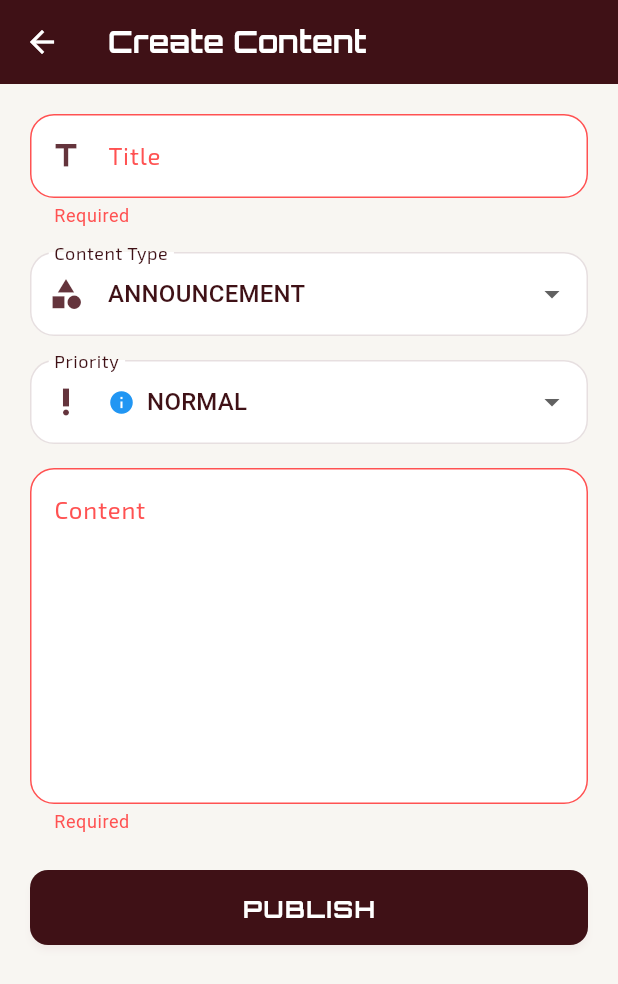
After one commit to razansalah1012/RoboLearn, a Flutter app: the CreateAnnouncementScreen screen opened directly, after a tap on "PUBLISH", on a phone screen of 412 x 824 dp. The commit adds this screen. Shown: the top 984 px of the screen. Run offline on Flutter 3.47's test engine with Material 3 defaults, Android fonts, the phone set to English and light mode, and no system bars; our stand-ins replace cloud_firestore, firebase_auth, firebase_core, flutter_markdown, google_fonts; accounts and stored records are empty.

Commit message:
add announcement feature

```diff
--- /dev/null
+++ b/lib/models/announcement_model.dart
@@ -0,0 +1,47 @@
+class Announcement {
+  final String id;
+  final String title;
+  final String content;
+  final String type; // 'announcement', 'update', 'material'
+  final String authorId;
+  final String authorName;
+  final DateTime createdAt;
+  final String priority; // 'high', 'normal'
+
+  Announcement({
+    required this.id,
+    required this.title,
+    required this.content,
+    required this.type,
+    required this.authorId,
+    required this.authorName,
+    required this.createdAt,
+    this.priority = 'normal',
+  });
+
+  Map<String, dynamic> toMap() {
+    return {
+      'id': id,
+      'title': title,
+      'content': content,
+      'type': type,
+      'authorId': authorId,
+      'authorName': authorName,
+      'createdAt': createdAt,
+      'priority': priority,
+    };
+  }
+
+  factory Announcement.fromMap(Map<String, dynamic> map, String id) {
+    return Announcement(
+      id: id,
+      title: map['title'] ?? '',
+      content: map['content'] ?? '',
+      type: map['type'] ?? 'announcement',
+      authorId: map['authorId'] ?? '',
+      authorName: map['authorName'] ?? '',
+      createdAt: (map['createdAt'] as DateTime?) ?? DateTime.now(),
+      priority: map['priority'] ?? 'normal',
+    );
+  }
+}
--- /dev/null
+++ b/lib/screens/create_announcement_screen.dart
@@ -0,0 +1,234 @@
+import 'package:flutter/material.dart';
+import 'package:firebase_auth/firebase_auth.dart';
+import 'package:cloud_firestore/cloud_firestore.dart';
+import 'package:google_fonts/google_fonts.dart';
+import '../services/content_service.dart';
+import '../models/announcement_model.dart';
+import '../theme/app_colors.dart';
+
+class CreateAnnouncementScreen extends StatefulWidget {
+  const CreateAnnouncementScreen({super.key});
+
+  @override
+  State<CreateAnnouncementScreen> createState() => _CreateAnnouncementScreenState();
+}
+
+class _CreateAnnouncementScreenState extends State<CreateAnnouncementScreen> {
+  final _formKey = GlobalKey<FormState>();
+  final _titleController = TextEditingController();
+  final _contentController = TextEditingController();
+
+  String _selectedType = 'announcement';
+  String _selectedPriority = 'normal';
+  bool _isSubmitting = false;
+
+  final List<String> _types = ['announcement', 'update', 'material'];
+  final List<String> _priorities = ['normal', 'high'];
+  final ContentService _contentService = ContentService();
+
+  @override
+  void dispose() {
+    _titleController.dispose();
+    _contentController.dispose();
+    super.dispose();
+  }
+
+  Future<void> _submitContent() async {
+    if (!_formKey.currentState!.validate()) return;
+
+    setState(() => _isSubmitting = true);
+
+    try {
+      final user = FirebaseAuth.instance.currentUser;
+      if (user == null) throw Exception('Not logged in');
+
+      // Get user data for name
+      final userDoc = await FirebaseFirestore.instance
+          .collection('users')
+          .doc(user.uid)
+          .get();
+
+      final userData = userDoc.data();
+      final authorName = userData?['name'] ?? user.email ?? 'Committee';
+
+      final announcement = Announcement(
+        id: DateTime.now().millisecondsSinceEpoch.toString(),
+        title: _titleController.text.trim(),
+        content: _contentController.text.trim(),
+        type: _selectedType,
+        authorId: user.uid,
+        authorName: authorName,
+        createdAt: DateTime.now(),
+        priority: _selectedPriority,
+      );
+
+      final success = await _contentService.createAnnouncement(announcement);
+
+      if (success && mounted) {
+        ScaffoldMessenger.of(context).showSnackBar(
+          const SnackBar(
+            content: Text('Announcement published!'),
+            backgroundColor: Colors.green,
+          ),
+        );
+        Navigator.pop(context);
+      }
+    } catch (e) {
+      if (mounted) {
+        ScaffoldMessenger.of(context).showSnackBar(
+          SnackBar(
+            content: Text('Error: $e'),
+            backgroundColor: Colors.red,
+          ),
+        );
+      }
+    } finally {
+      if (mounted) setState(() => _isSubmitting = false);
+    }
+  }
+
+  @override
+  Widget build(BuildContext context) {
+    return Scaffold(
+      backgroundColor: AppColors.beige,
+      appBar: AppBar(
+        title: Text(
+          'Create Content',
+          style: GoogleFonts.orbitron(
+            fontWeight: FontWeight.bold,
+            color: Colors.white,
+          ),
+        ),
+        backgroundColor: AppColors.cranberry,
+        foregroundColor: Colors.white,
+        elevation: 0,
+      ),
+      body: SingleChildScrollView(
+        padding: const EdgeInsets.all(20),
+        child: Form(
+          key: _formKey,
+          child: Column(
+            crossAxisAlignment: CrossAxisAlignment.start,
+            children: [
+              // Title
+              TextFormField(
+                controller: _titleController,
+                decoration: InputDecoration(
+                  labelText: 'Title',
+                  labelStyle: GoogleFonts.exo2(),
+                  border: OutlineInputBorder(
+                    borderRadius: BorderRadius.circular(12),
+                  ),
+                  prefixIcon: const Icon(Icons.title),
+                  filled: true,
+                  fillColor: Colors.white,
+                ),
+                validator: (v) => v == null || v.isEmpty ? 'Required' : null,
+              ),
+              const SizedBox(height: 16),
+
+              // Type Dropdown
+              DropdownButtonFormField<String>(
+                value: _selectedType,
+                decoration: InputDecoration(
+                  labelText: 'Content Type',
+                  labelStyle: GoogleFonts.exo2(),
+                  border: OutlineInputBorder(
+                    borderRadius: BorderRadius.circular(12),
+                  ),
+                  prefixIcon: const Icon(Icons.category),
+                  filled: true,
+                  fillColor: Colors.white,
+                ),
+                items: _types.map((type) {
+                  return DropdownMenuItem(
+                    value: type,
+                    child: Text(type.toUpperCase()),
+                  );
+                }).toList(),
+                onChanged: (value) => setState(() => _selectedType = value!),
+              ),
+              const SizedBox(height: 16),
+
+              // Priority Dropdown
+              DropdownButtonFormField<String>(
+                value: _selectedPriority,
+                decoration: InputDecoration(
+                  labelText: 'Priority',
+                  labelStyle: GoogleFonts.exo2(),
+                  border: OutlineInputBorder(
+                    borderRadius: BorderRadius.circular(12),
+                  ),
+                  prefixIcon: const Icon(Icons.priority_high),
+                  filled: true,
+                  fillColor: Colors.white,
+                ),
+                items: _priorities.map((priority) {
+                  return DropdownMenuItem(
+                    value: priority,
+                    child: Row(
+                      children: [
+                        Icon(
+                          priority == 'high' ? Icons.warning_amber : Icons.info,
+                          color: priority == 'high' ? Colors.orange : Colors.blue,
+                          size: 18,
+                        ),
+                        const SizedBox(width: 8),
+                        Text(priority.toUpperCase()),
+                      ],
+                    ),
+                  );
+                }).toList(),
+                onChanged: (value) => setState(() => _selectedPriority = value!),
+              ),
+              const SizedBox(height: 16),
+
+              // Content
+              TextFormField(
+                controller: _contentController,
+                maxLines: 8,
+                decoration: InputDecoration(
+                  labelText: 'Content',
+                  labelStyle: GoogleFonts.exo2(),
+                  border: OutlineInputBorder(
+                    borderRadius: BorderRadius.circular(12),
+                  ),
+                  alignLabelWithHint: true,
+                  filled: true,
+                  fillColor: Colors.white,
+                ),
+                validator: (v) => v == null || v.isEmpty ? 'Required' : null,
+              ),
+              const SizedBox(height: 24),
+
+              // Submit Button
+              SizedBox(
+                width: double.infinity,
+                height: 50,
+                child: ElevatedButton(
+                  onPressed: _isSubmitting ? null : _submitContent,
+                  style: ElevatedButton.styleFrom(
+                    backgroundColor: AppColors.cranberry,
+                    foregroundColor: Colors.white,
+                    shape: RoundedRectangleBorder(
+                      borderRadius: BorderRadius.circular(12),
+                    ),
+                  ),
+                  child: _isSubmitting
+                      ? const CircularProgressIndicator(color: Colors.white)
+                      : Text(
+                          'PUBLISH',
+                          style: GoogleFonts.orbitron(
+                            fontWeight: FontWeight.bold,
+                            letterSpacing: 1,
+                          ),
+                        ),
+                ),
+              ),
+            ],
+          ),
+        ),
+      ),
+    );
+  }
+}
--- /dev/null
+++ b/lib/services/content_service.dart
@@ -0,0 +1,56 @@
+import 'package:cloud_firestore/cloud_firestore.dart';
+import '../models/announcement_model.dart';
+
+class ContentService {
+  final FirebaseFirestore _firestore = FirebaseFirestore.instance;
+  final String _collection = 'announcements';
+
+  // Create new announcement (Committee/Admin only)
+  Future<bool> createAnnouncement(Announcement announcement) async {
+    try {
+      await _firestore.collection(_collection).doc(announcement.id).set(announcement.toMap());
+      return true;
+    } catch (e) {
+      print('Error creating announcement: $e');
+      return false;
+    }
+  }
+
+  // Get all announcements (for all users)
+  Stream<List<Announcement>> getAllAnnouncements() {
+    return _firestore
+        .collection(_collection)
+        .orderBy('createdAt', descending: true)
+        .snapshots()
+        .map((snapshot) {
+      return snapshot.docs.map((doc) {
+        return Announcement.fromMap(doc.data(), doc.id);
+      }).toList();
+    });
+  }
+
+  // Get only announcements (filtered by type)
+  Stream<List<Announcement>> getAnnouncementsByType(String type) {
+    return _firestore
+        .collection(_collection)
+        .where('type', isEqualTo: type)
+        .orderBy('createdAt', descending: true)
+        .snapshots()
+        .map((snapshot) {
+      return snapshot.docs.map((doc) {
+        return Announcement.fromMap(doc.data(), doc.id);
+      }).toList();
+    });
+  }
+
+  // Delete announcement (Committee/Admin only)
+  Future<bool> deleteAnnouncement(String id) async {
+    try {
+      await _firestore.collection(_collection).doc(id).delete();
+      return true;
+    } catch (e) {
+      print('Error deleting announcement: $e');
+      return false;
+    }
+  }
+}
```
Also changed, not shown: lib/screens/announcements_screen.dart (added, +295 -0 lines), lib/screens/profile_screen.dart (+29 -2 lines).
